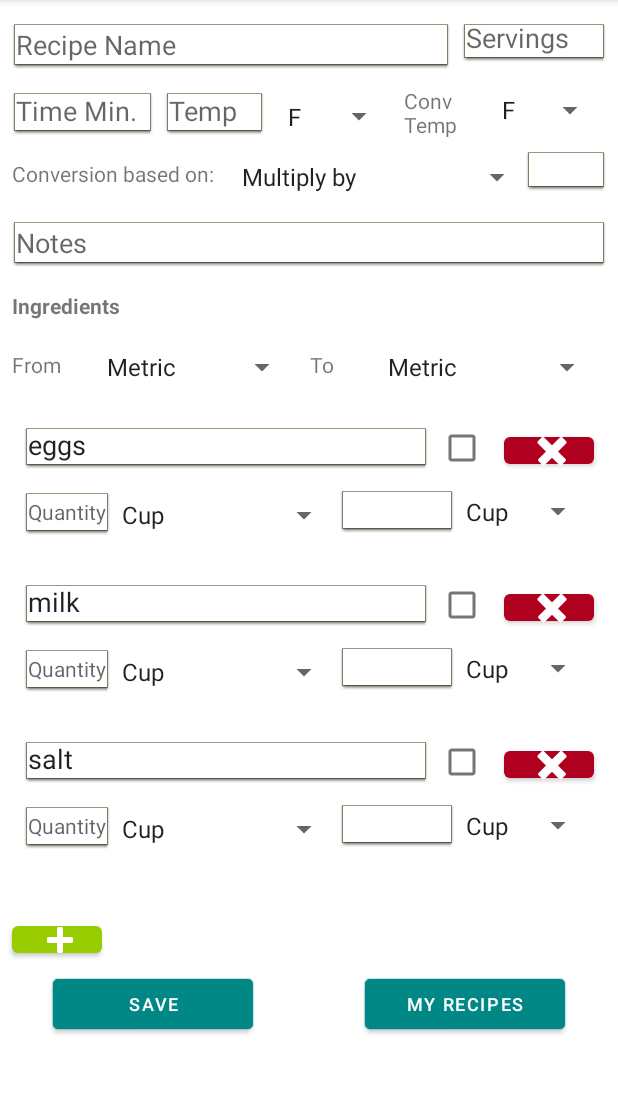
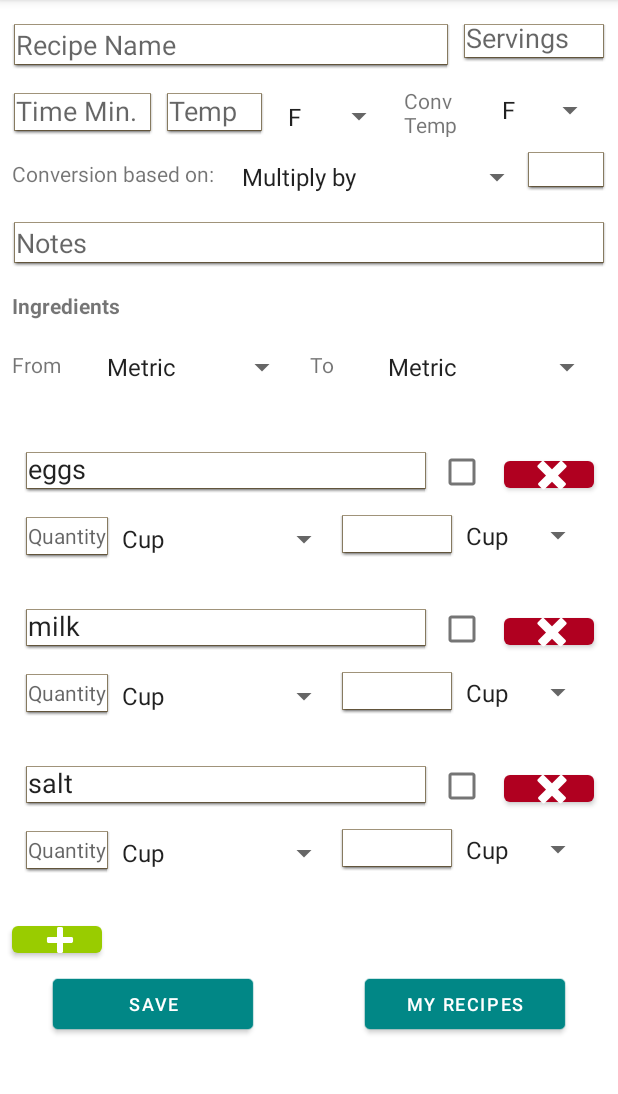
Before and after one commit to BeauMama/cobra_coding_app, an Android app: the RecipeActivity screen opened directly, with no data from a screen before it, on a phone screen of 412 x 824 dp, the part 84-1178 px from its top. Run offline under Robolectric (Android 15) with nearby library versions, the phone set to English and light mode, and no system bars; our stand-ins replace Room's generated code.

Commit message:
Update ingredientlist_row.xml layout.

```diff
--- a/app/src/main/res/layout/ingredientlist_row.xml
+++ b/app/src/main/res/layout/ingredientlist_row.xml
@@ -10,7 +10,7 @@
         android:layout_width="153dp"
         android:layout_height="29dp"
         android:layout_marginTop="16dp"
-        android:layout_marginBottom="32dp"
+        android:layout_marginBottom="16dp"
         android:entries="@array/measurement"
         app:layout_constraintBottom_toBottomOf="parent"
         app:layout_constraintEnd_toStartOf="@+id/convQty2"
@@ -34,6 +34,7 @@
         android:layout_height="26dp"
         android:layout_marginStart="8dp"
         android:layout_marginLeft="8dp"
+        android:layout_marginTop="16dp"
         app:layout_constraintStart_toEndOf="@+id/ingredentName2"
         app:layout_constraintTop_toTopOf="parent" />
 
@@ -41,6 +42,7 @@
         android:id="@+id/delete2"
         android:layout_width="60dp"
         android:layout_height="30dp"
+        android:layout_marginTop="16dp"
         android:layout_marginEnd="8dp"
         android:layout_marginRight="8dp"
         android:text="@string/delete_button"
@@ -74,16 +76,17 @@
         app:layout_constraintStart_toStartOf="parent"
         app:layout_constraintTop_toBottomOf="@+id/ingredentName2" />
 
-    <EditText
+    <AutoCompleteTextView
         android:id="@+id/ingredentName2"
         android:layout_width="269dp"
         android:layout_height="27dp"
         android:layout_marginStart="8dp"
         android:layout_marginLeft="8dp"
+        android:layout_marginTop="16dp"
         android:autofillHints="Ingredent Name"
         android:background="@android:drawable/editbox_dropdown_light_frame"
         android:hint="@string/ingredent_name"
-        android:inputType="textMultiLine"
+        android:inputType="textAutoComplete"
         app:layout_constraintStart_toStartOf="parent"
         app:layout_constraintTop_toTopOf="parent" />
 </androidx.constraintlayout.widget.ConstraintLayout>
```
